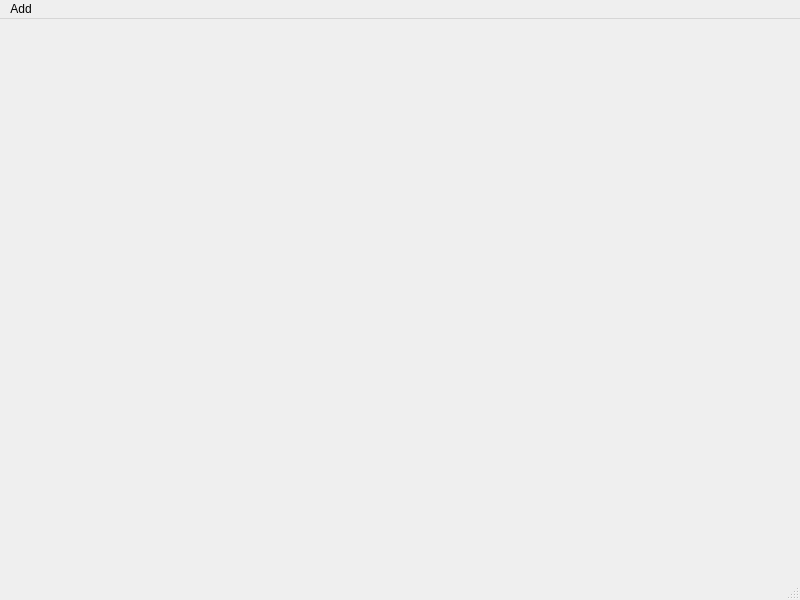
First picture: the form in client_local/client_local/plantapp.ui, repository juhaszb/plant_repository, before the edit.
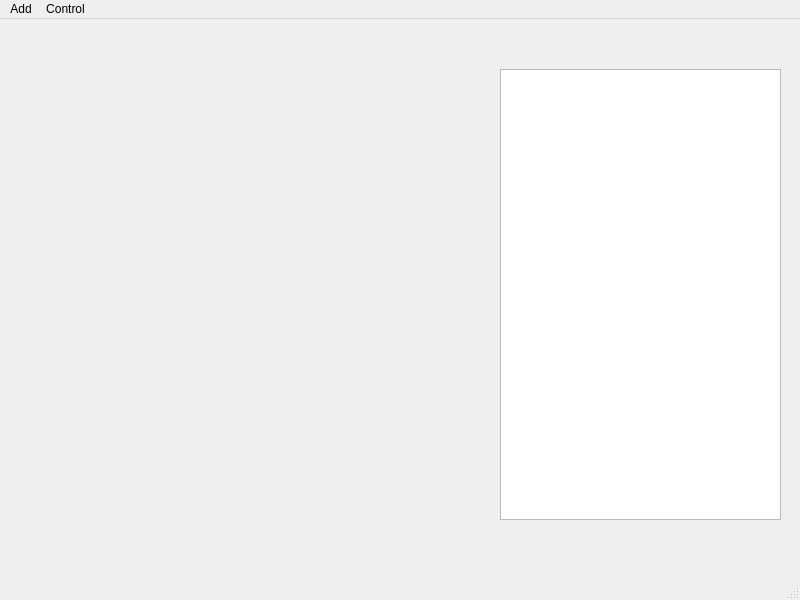
Second picture: the form after the edit.

What changed in the file:
```diff
--- a/client_local/client_local/plantapp.ui
+++ b/client_local/client_local/plantapp.ui
@@ -13,7 +13,18 @@
   <property name="windowTitle">
    <string>PlantApp</string>
   </property>
-  <widget class="QWidget" name="centralwidget"/>
+  <widget class="QWidget" name="centralwidget">
+   <widget class="QTableWidget" name="sensor_data">
+    <property name="geometry">
+     <rect>
+      <x>500</x>
+      <y>50</y>
+      <width>281</width>
+      <height>451</height>
+     </rect>
+    </property>
+   </widget>
+  </widget>
   <widget class="QMenuBar" name="menubar">
    <property name="geometry">
     <rect>
@@ -29,7 +40,14 @@
     </property>
     <addaction name="actionAdd_Plant"/>
    </widget>
+   <widget class="QMenu" name="menuControl">
+    <property name="title">
+     <string>Control</string>
+    </property>
+    <addaction name="actionActor"/>
+   </widget>
    <addaction name="menuPlant_Reposity"/>
+   <addaction name="menuControl"/>
   </widget>
   <widget class="QStatusBar" name="statusbar"/>
   <action name="actionAdd_Plant">
```
Left out of the diff: 5 changed lines with no effect on the pictures.
